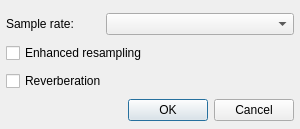
First picture: the form in qmmp/src/plugins/Input/wildmidi/settingsdialog.ui, repository Greedysky/TTKMusicPlayer, before the edit.
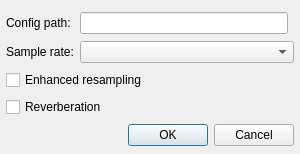
Second picture: the form after the edit.

Commit message: feat: Add config path selection[250312]

The edit to the form file:
```diff
--- a/qmmp/src/plugins/Input/wildmidi/settingsdialog.ui
+++ b/qmmp/src/plugins/Input/wildmidi/settingsdialog.ui
@@ -7,19 +7,19 @@
     <x>0</x>
     <y>0</y>
     <width>300</width>
-    <height>129</height>
+    <height>154</height>
    </rect>
   </property>
   <property name="minimumSize">
    <size>
     <width>300</width>
-    <height>129</height>
+    <height>154</height>
    </size>
   </property>
   <property name="maximumSize">
    <size>
     <width>300</width>
-    <height>129</height>
+    <height>154</height>
    </size>
   </property>
   <property name="windowTitle">
@@ -35,14 +35,14 @@
    <property name="bottomMargin">
     <number>6</number>
    </property>
-   <item row="0" column="0">
+   <item row="1" column="0">
     <widget class="QLabel" name="label_2">
      <property name="text">
       <string>Sample rate:</string>
      </property>
     </widget>
    </item>
-   <item row="1" column="0" colspan="3">
+   <item row="2" column="0" colspan="3">
     <widget class="QCheckBox" name="enhancedResamplingCheckBox">
      <property name="focusPolicy">
       <enum>Qt::NoFocus</enum>
@@ -52,7 +52,7 @@
      </property>
     </widget>
    </item>
-   <item row="2" column="0" colspan="3">
+   <item row="3" column="0" colspan="3">
     <widget class="QCheckBox" name="reverbCheckBox">
      <property name="focusPolicy">
       <enum>Qt::NoFocus</enum>
@@ -62,7 +62,14 @@
      </property>
     </widget>
    </item>
-   <item row="3" column="0" colspan="3">
+   <item row="0" column="0">
+    <widget class="QLabel" name="label">
+     <property name="text">
+      <string>Config path:</string>
+     </property>
+    </widget>
+   </item>
+   <item row="4" column="0" colspan="3">
     <widget class="QDialogButtonBox" name="buttonBox">
      <property name="sizePolicy">
       <sizepolicy hsizetype="Expanding" vsizetype="Fixed">
@@ -75,7 +82,7 @@
      </property>
     </widget>
    </item>
-   <item row="0" column="1" colspan="2">
+   <item row="1" column="1" colspan="2">
     <widget class="QComboBox" name="sampleRateComboBox">
      <property name="maximumSize">
       <size>
@@ -85,6 +92,9 @@
      </property>
     </widget>
    </item>
+   <item row="0" column="1">
+    <widget class="QLineEdit" name="configPathEdit"/>
+   </item>
   </layout>
  </widget>
  <resources/>
```
The commit also changes 1 other file.
